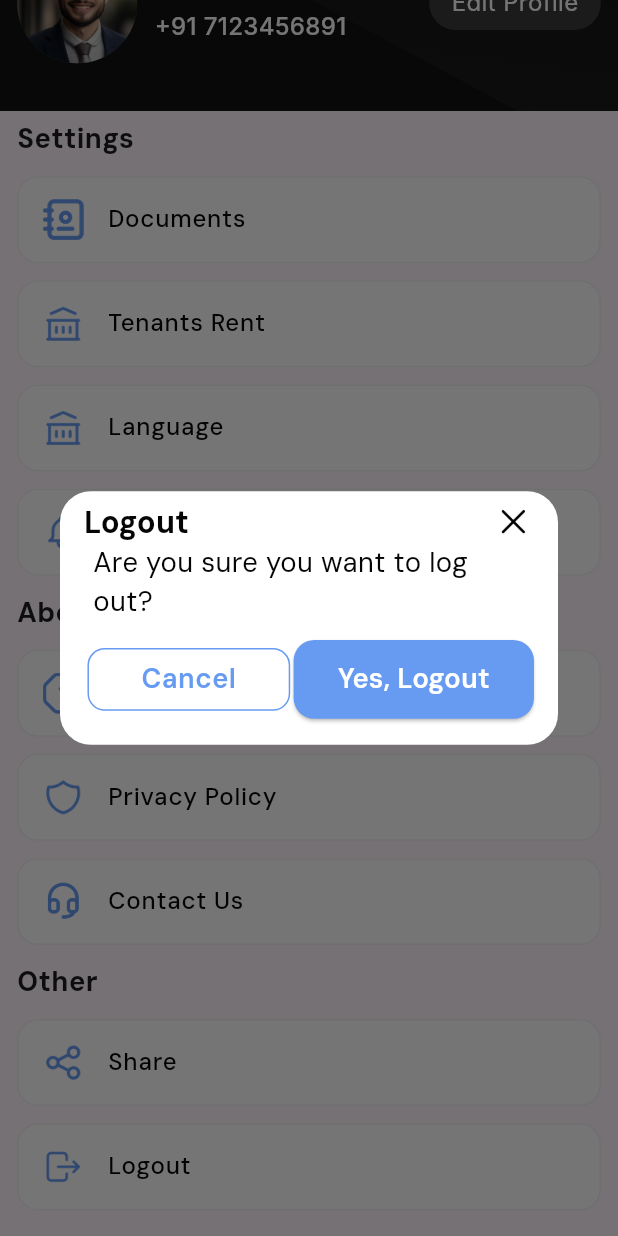
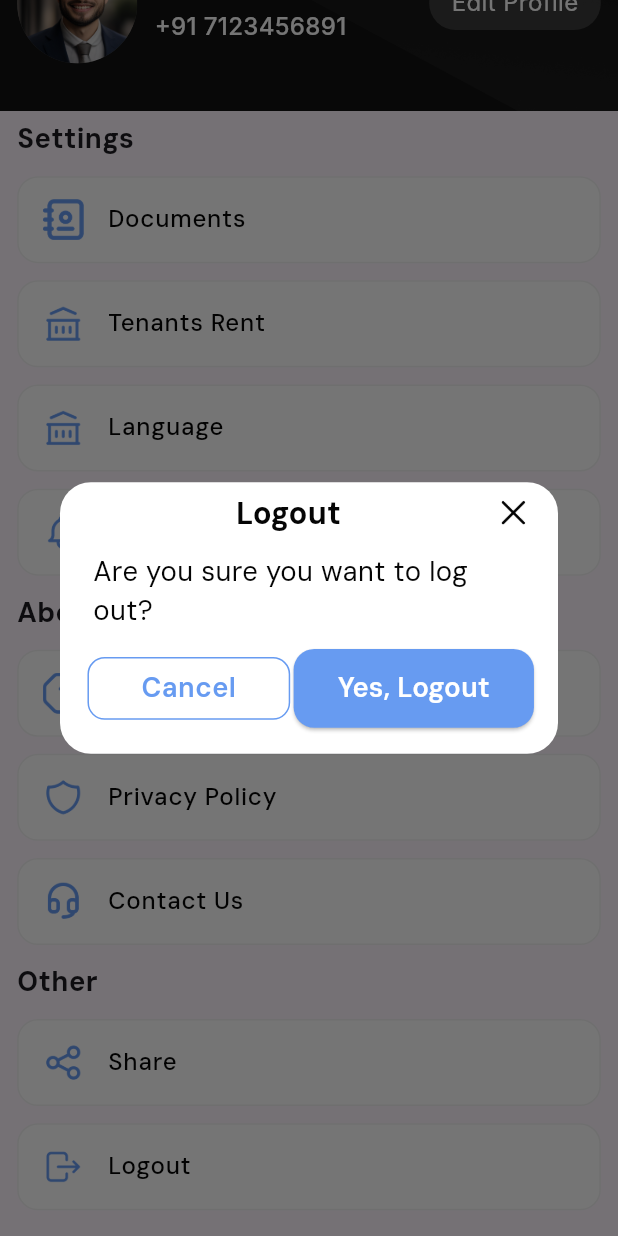
Before and after one commit to kunukunal/T_M-System, a Flutter app: the MyProfileView screen opened directly, scrolled down 183 dp, after a tap on "Logout", on a phone screen of 412 x 824 dp. Run offline on Flutter 3.47's test engine with Material 3 defaults, Android fonts, the phone set to English and light mode, and no system bars; drawn by our look-alikes of overlay_support; our stand-ins replace animated_splash_screen, connectivity_plus, dio, fl_chart, flutter_expandable_fab, flutter_screenutil and 14 more; accounts and stored records are empty; network calls fail; Roboto replaces fonts that are missing (Inter).

Commit message:
-(add) kunal work

```diff
--- a/lib/common/widgets.dart
+++ b/lib/common/widgets.dart
@@ -291,16 +291,20 @@ resgisterPopup({
       titlePadding: EdgeInsets.only(top: 5.h, left: 14.w, right: 14.w),
       contentPadding: EdgeInsets.only(left: 14.w, right: 14.w, bottom: 14.h),
       title: Row(
-        mainAxisAlignment: MainAxisAlignment.spaceBetween,
+        // mainAxisAlignment: MainAxisAlignment.center,
         children: [
-          Text(
+          Expanded(
+            child: Text(
               title,
               style: TextStyle(
                   color: black,
                   fontSize: 18.sp,
                   decoration: TextDecoration.none,
                   fontWeight: FontWeight.w700),
+                  textAlign: TextAlign.center,
             ),
+          ),
+          // Spacer(),
           GestureDetector(
             onTap: () {
               Get.back();
@@ -314,7 +318,7 @@ resgisterPopup({
         crossAxisAlignment: CrossAxisAlignment.start,
         children: [
           Padding(
-            padding: const EdgeInsets.only(left: 6.0),
+            padding: const EdgeInsets.only(left: 6.0,top: 12.0),
             child: Text(
               subtitle,
               textAlign: TextAlign.start,
```
Also changed, not shown: lib/screens/onboarding/auth/login_view/auth_widgets.dart (+18 -6 lines), lib/screens/onboarding/walk_through/terms_and_condition.dart (+4 -5 lines), lib/screens/onboarding/walk_through/walk_through_widgets.dart (+6 -2 lines). Lines whose indentation alone changed are shown as unchanged.
